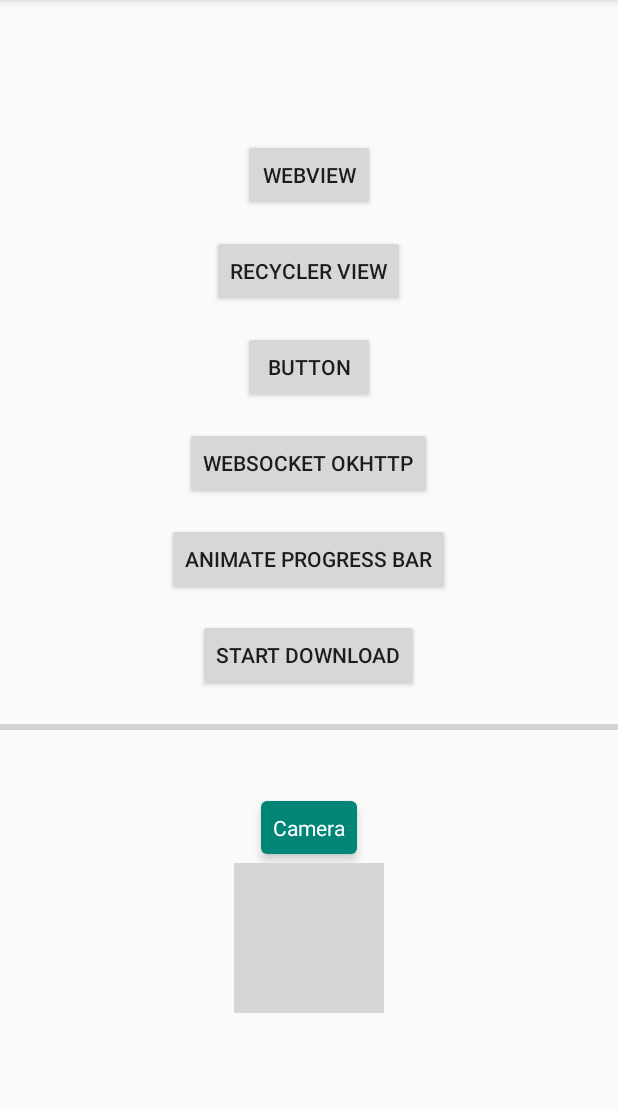
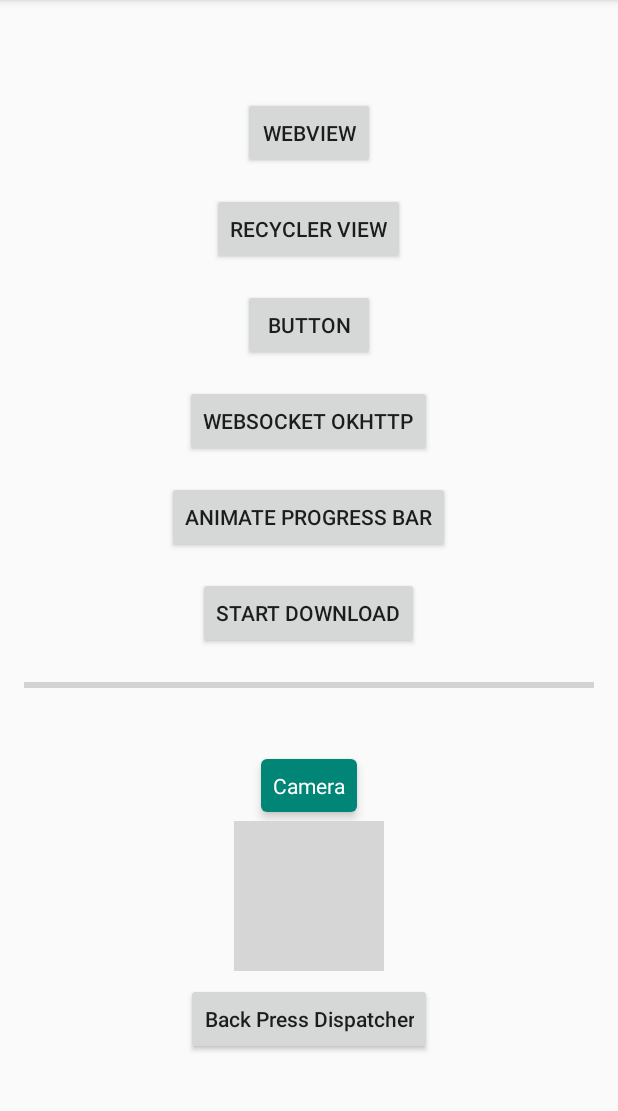
Before and after one commit to makdroy/kotlin-demo, an Android app: the screen it shows after launch (MainActivity), on a phone screen of 412 x 824 dp, the part 84-1195 px from its top. Run offline under Robolectric (Android 15) with nearby library versions, the phone set to English and light mode, and no system bars; grey boxes are pictures that could not be loaded.

Commit message:
Implement onBackPressedDispatcher callback

```diff
--- a/app/src/main/AndroidManifest.xml
+++ b/app/src/main/AndroidManifest.xml
@@ -2,6 +2,7 @@
 <manifest xmlns:android="http://schemas.android.com/apk/res/android"
     package="mutnemom.android.kotlindemo">
 
+    <!-- To access Google+ APIs: -->
     <uses-permission android:name="android.permission.INTERNET" />
     <uses-permission android:name="android.permission.WRITE_EXTERNAL_STORAGE" />
     <uses-permission android:name="android.permission.CAMERA" />
@@ -16,7 +17,8 @@
         android:roundIcon="@mipmap/ic_launcher_round"
         android:supportsRtl="true"
         android:theme="@style/AppTheme">
-        <activity android:name=".WebViewActivity"></activity>
+        <activity android:name=".backpress.BackPressDispatcherActivity" />
+        <activity android:name=".WebViewActivity" />
         <activity android:name=".ProgressBarActivity" />
         <activity android:name=".WebSocketActivity" />
         <activity android:name=".ButtonActivity" />
--- a/app/src/main/java/mutnemom/android/kotlindemo/MainActivity.kt
+++ b/app/src/main/java/mutnemom/android/kotlindemo/MainActivity.kt
@@ -18,6 +18,7 @@ import androidx.appcompat.app.AppCompatActivity
 import androidx.core.app.ActivityCompat
 import androidx.localbroadcastmanager.content.LocalBroadcastManager
 import kotlinx.android.synthetic.main.activity_main.*
+import mutnemom.android.kotlindemo.backpress.BackPressDispatcherActivity
 import mutnemom.android.kotlindemo.model.DownloadModel
 import mutnemom.android.kotlindemo.services.DownloadFileService
 
@@ -69,6 +70,7 @@ class MainActivity : AppCompatActivity(), View.OnClickListener {
         btnWebSocket?.setOnClickListener(this)
         btnProgressBar?.setOnClickListener(this)
         btnCamera?.setOnClickListener(this)
+        btnBackPressDispatcher?.setOnClickListener(this)
 
         registerReceiver()
         btnDownload?.setOnClickListener { startDownload() }
@@ -81,6 +83,7 @@ class MainActivity : AppCompatActivity(), View.OnClickListener {
             R.id.btnButton -> startActivity(Intent(this, ButtonActivity::class.java))
             R.id.btnWebSocket -> startActivity(Intent(this, WebSocketActivity::class.java))
             R.id.btnProgressBar -> startActivity(Intent(this, ProgressBarActivity::class.java))
+            R.id.btnBackPressDispatcher -> startActivity(Intent(this, BackPressDispatcherActivity::class.java))
 
             R.id.btnCamera -> {
                 val cameraManager = getSystemService(Context.CAMERA_SERVICE) as? CameraManager
--- a/app/src/main/res/layout/activity_main.xml
+++ b/app/src/main/res/layout/activity_main.xml
@@ -1,11 +1,17 @@
 <?xml version="1.0" encoding="utf-8"?>
-<LinearLayout xmlns:android="http://schemas.android.com/apk/res/android"
+<ScrollView xmlns:android="http://schemas.android.com/apk/res/android"
     xmlns:tools="http://schemas.android.com/tools"
     android:layout_width="match_parent"
     android:layout_height="match_parent"
+    tools:context=".MainActivity">
+
+    <LinearLayout
+        android:layout_width="match_parent"
+        android:layout_height="wrap_content"
+        android:layout_gravity="center"
         android:gravity="center"
         android:orientation="vertical"
-    tools:context=".MainActivity">
+        android:padding="16dp">
 
         <Button
             android:id="@+id/btnWebView"
@@ -78,4 +84,13 @@
             android:layout_width="100dp"
             android:layout_height="100dp" />
 
+        <Button
+            android:id="@+id/btnBackPressDispatcher"
+            android:layout_width="wrap_content"
+            android:layout_height="wrap_content"
+            android:layout_marginTop="8dp"
+            android:text="@string/btn_back_press_dispatcher"
+            android:textAllCaps="false" />
+
     </LinearLayout>
+</ScrollView>
--- a/app/src/main/res/values/strings.xml
+++ b/app/src/main/res/values/strings.xml
@@ -20,4 +20,7 @@
     <string name="desc_image_button_with_item_background">Image Button With Item Background</string>
     <string name="txt_webview_load_pdf_button">Load PDF</string>
     <string name="txt_circle">Circle</string>
+    <string name="btn_back_press_dispatcher">Back Press Dispatcher</string>
+
+    <string name="txt_on_back_pressed_dispatcher">Press system UI back button</string>
 </resources>
```
Also changed, not shown: app/src/main/java/mutnemom/android/kotlindemo/backpress/BackPressDispatcherActivity.kt (added, +26 -0 lines), app/src/main/java/mutnemom/android/kotlindemo/backpress/PressBackFragment.kt (added, +104 -0 lines), app/src/main/res/layout/activity_back_press_dispatcher.xml (added, +7 -0 lines), app/src/main/res/layout/fragment_press_back.xml (added, +16 -0 lines). Lines whose indentation alone changed are shown as unchanged.
